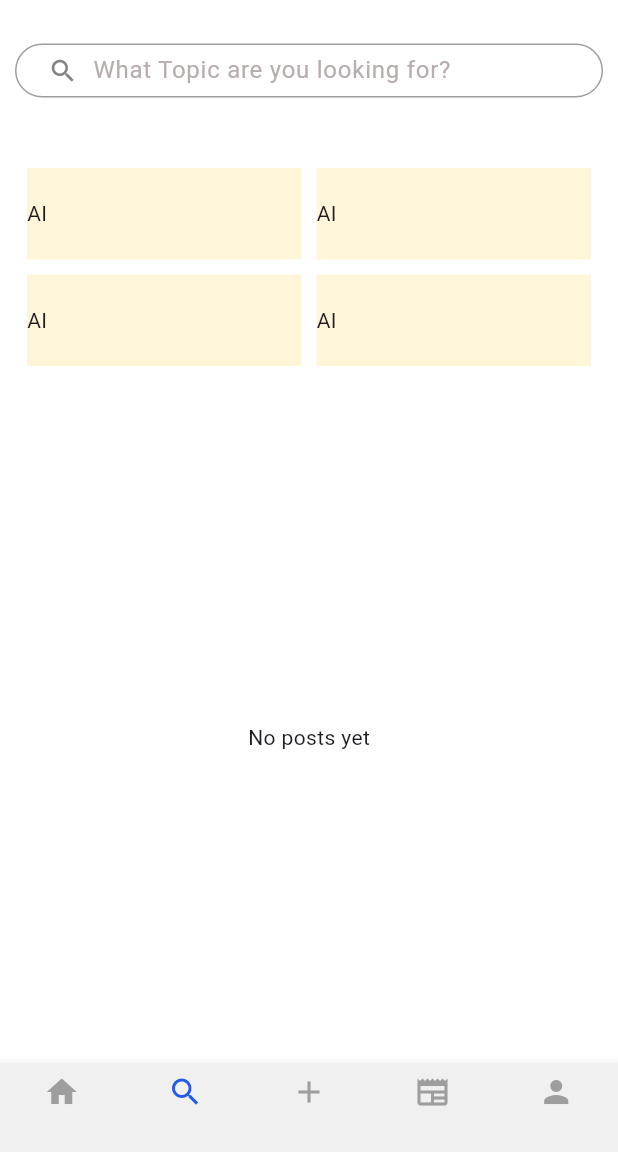
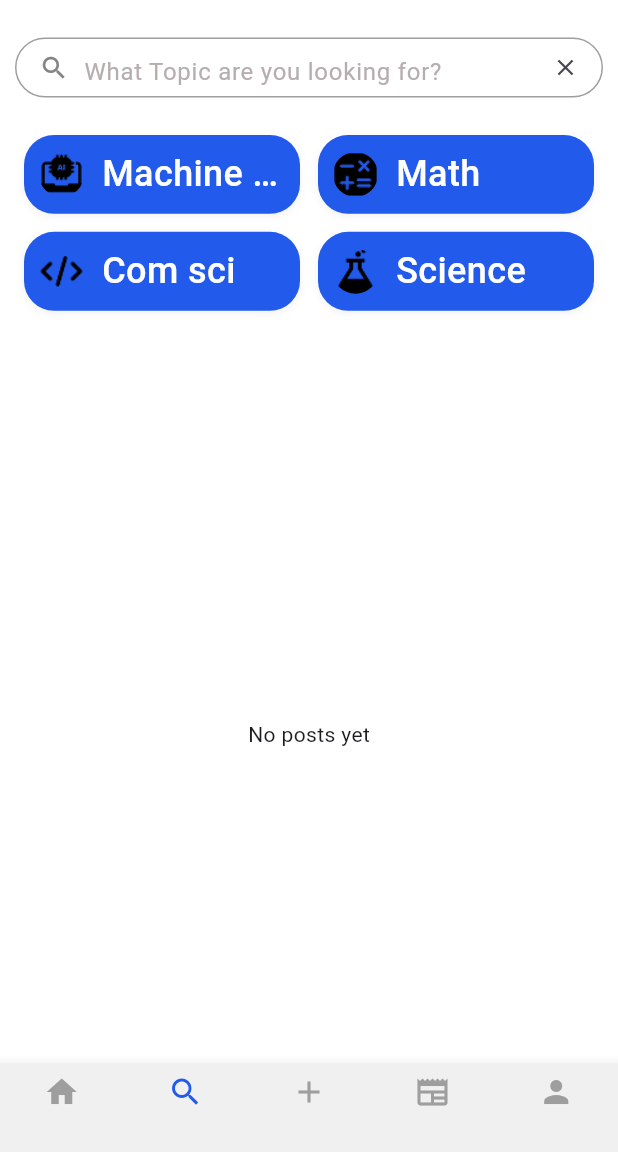
Before and after one commit to wijit1/ITDS283-TinyQ, a Flutter app: the screen it shows once a user with an empty profile is signed in, swiped to page 2, on a phone screen of 412 x 824 dp, the part 84-1236 px from its top. Run offline on Flutter 3.47's test engine with Material 3 defaults, Android fonts, the phone set to English and light mode, and no system bars; our stand-ins replace cached_network_image, cloud_firestore, date_format, firebase_auth, firebase_core, firebase_storage and 3 more; missing offline and left inert: firebase_app_check; accounts and stored records are empty.

Commit message:
Search Function
User can search for category and topic in Search Screen

```diff
--- a/tinyq/lib/screen/search_screen.dart
+++ b/tinyq/lib/screen/search_screen.dart
@@ -3,6 +3,7 @@ import 'package:flutter/services.dart';
 import 'package:cloud_firestore/cloud_firestore.dart';
 import 'package:tinyq/widgets/postwidget.dart';
 import 'package:tinyq/widgets/search_postwidget.dart';
+
 class SearchScreen extends StatefulWidget {
   const SearchScreen({super.key});
 
@@ -13,14 +14,18 @@ class SearchScreen extends StatefulWidget {
 class _SearchScreenState extends State<SearchScreen> {
   final search_val = TextEditingController();
   FirebaseFirestore _firebaseFireStore = FirebaseFirestore.instance;
+  String searchQuery = "";
 
   @override
   Widget build(BuildContext context) {
     List items = [
-      {'image':'','topic':'AI'},
-      {'image':'','topic':'AI'},
-      {'image':'','topic':'AI'},
-      {'image':'','topic':'AI'},
+      {
+        'image': 'assets/images/search_page_ML.png',
+        'topic': 'Machine learning'
+      },
+      {'image': 'assets/images/search_page_Math.png', 'topic': 'Math'},
+      {'image': 'assets/images/search_page_Com_Sci.png', 'topic': 'Com sci'},
+      {'image': 'assets/images/search_page_Sc.png', 'topic': 'Science'},
     ];
     return Scaffold(
         backgroundColor: Colors.white,
@@ -41,7 +46,17 @@ class _SearchScreenState extends State<SearchScreen> {
                   if (!snapshot.hasData || snapshot.data!.docs.isEmpty) {
                     return Center(child: Text("No posts yet"));
                   }
-                  final posts = snapshot.data!.docs;
+                  final posts = snapshot.data!.docs.where((doc) {
+                    final data = doc.data() as Map<String, dynamic>;
+                    final title = data['title']?.toString().toLowerCase() ?? '';
+                    final category =
+                        data['category']?.toString().toLowerCase() ?? '';
+                    final query = searchQuery.toLowerCase();
+
+                    return query.isEmpty ||
+                        title.contains(query) ||
+                        category.contains(query);
+                  }).toList();
 
                   return ListView.builder(
                     padding: EdgeInsets.all(20),
@@ -49,7 +64,9 @@ class _SearchScreenState extends State<SearchScreen> {
                     itemBuilder: (context, index) {
                       final data = posts[index].data();
                       return Padding(
-                        padding: const EdgeInsets.only(bottom: 15.0,),
+                        padding: const EdgeInsets.only(
+                          bottom: 15.0,
+                        ),
                         child: SearchPostwidget(data),
                       );
                     },
@@ -60,31 +77,66 @@ class _SearchScreenState extends State<SearchScreen> {
           ],
         ));
   }
-
 Widget Category_Topic(List items) {
   return SizedBox(
     height: 180,
     child: Padding(
-              padding: const EdgeInsets.all(18.0),
+      padding: const EdgeInsets.symmetric(horizontal: 16.0),
       child: GridView.builder(
+        physics: BouncingScrollPhysics(),
         gridDelegate: SliverGridDelegateWithFixedCrossAxisCount(
-                  crossAxisCount: 2, // 3 columns
-                  crossAxisSpacing: 10,
-                  mainAxisSpacing: 10,
-                  childAspectRatio: 3
+          crossAxisCount: 2,
+          crossAxisSpacing: 12,
+          mainAxisSpacing: 12,
+          childAspectRatio: 3.5,
         ),
         itemCount: items.length,
         itemBuilder: (context, index) {
           final item = items[index];
-                  return Container(
-                    height: 20,
+          return GestureDetector(
+            onTap: () {
+              setState(() {
+                search_val.text = item['topic'];
+                searchQuery = item['topic'];
+              });
+            },
+            child: Container(
+              padding: const EdgeInsets.symmetric(horizontal: 10, vertical: 8),
               decoration: BoxDecoration(
-                      color: const Color.fromARGB(255, 255, 245, 216)
+                color: Color(0xFF225AEB),
+                borderRadius: BorderRadius.circular(20),
+                boxShadow: [
+                  BoxShadow(
+                    color: Colors.black.withOpacity(0.05),
+                    blurRadius: 4,
+                    offset: Offset(0, 2),
+                  ),
+                ],
               ),
               child: Row(
                 children: [
-                        Text(item['topic'])
+                  ClipOval(
+                    child: Image.asset(
+                      item['image'],
+                      width: 30,
+                      height: 30,
+                      fit: BoxFit.cover,
+                    ),
+                  ),
+                  const SizedBox(width: 12),
+                  Expanded(
+                    child: Text(
+                      item['topic'],
+                      style: TextStyle(
+                        fontSize: 24,
+                        fontWeight: FontWeight.w500,
+                        color: Colors.white,
+                      ),
+                      overflow: TextOverflow.ellipsis,
+                    ),
+                  ),
                 ],
+              ),
             ),
           );
         },
@@ -93,44 +145,53 @@ class _SearchScreenState extends State<SearchScreen> {
   );
 }
 
+
   Padding SearchBox() {
     return Padding(
-            padding: EdgeInsets.symmetric(horizontal: 10, vertical: 29),
+      padding: const EdgeInsets.symmetric(horizontal: 10, vertical: 25),
       child: Container(
         width: double.infinity,
-              height: 36,
+        height: 40,
         decoration: BoxDecoration(
-                  color: const Color.fromARGB(255, 255, 255, 255),
-                  borderRadius: BorderRadius.all(
-                    Radius.circular(20),
+          color: Colors.white,
+          borderRadius: const BorderRadius.all(Radius.circular(20)),
+          border: Border.all(color: Colors.grey),
         ),
-                  border: Border.all(color: Colors.grey)),
-              child: Padding(
-                padding: EdgeInsets.all(1.0),
         child: Row(
           children: [
-                    SizedBox(
-                      width: 20,
-                    ),
-                    Icon(
+            const SizedBox(width: 15),
+            const Icon(
               Icons.search,
-                      color: const Color.fromARGB(255, 133, 131, 131),
+              color: Color.fromARGB(255, 133, 131, 131),
               size: 20,
             ),
-                    SizedBox(width: 10),
+            const SizedBox(width: 10),
             Expanded(
               child: TextField(
-                            onChanged: (value) {},
                 controller: search_val,
+                onChanged: (value) {
+                  setState(() {
+                    searchQuery = value;
+                  });
+                },
                 decoration: const InputDecoration(
                   hintText: 'What Topic are you looking for?',
-                              hintStyle: TextStyle(
-                                  color: Color.fromARGB(255, 182, 173, 173)),
-                              enabledBorder: InputBorder.none,
-                              focusedBorder: InputBorder.none,
-                            )))
+                  hintStyle:
+                      TextStyle(color: Color.fromARGB(255, 182, 173, 173)),
+                  border: InputBorder.none,
+                ),
+              ),
+            ),
+            IconButton(
+              icon: const Icon(Icons.clear, size: 18),
+              onPressed: () {
+                setState(() {
+                  search_val.clear();
+                  searchQuery = "";
+                });
+              },
+            ),
           ],
-                ),
         ),
       ),
     );
```
Also changed, not shown: tinyq/lib/widgets/postwidget.dart (+22 -5 lines), 5 other files. Lines whose indentation alone changed are shown as unchanged.
